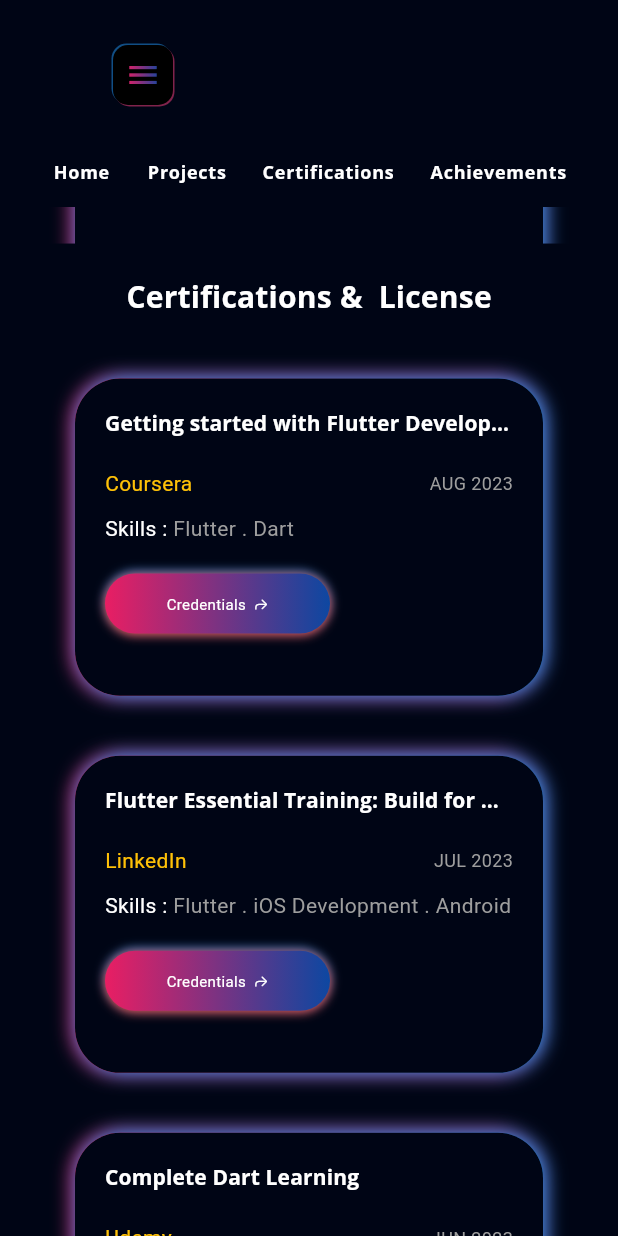
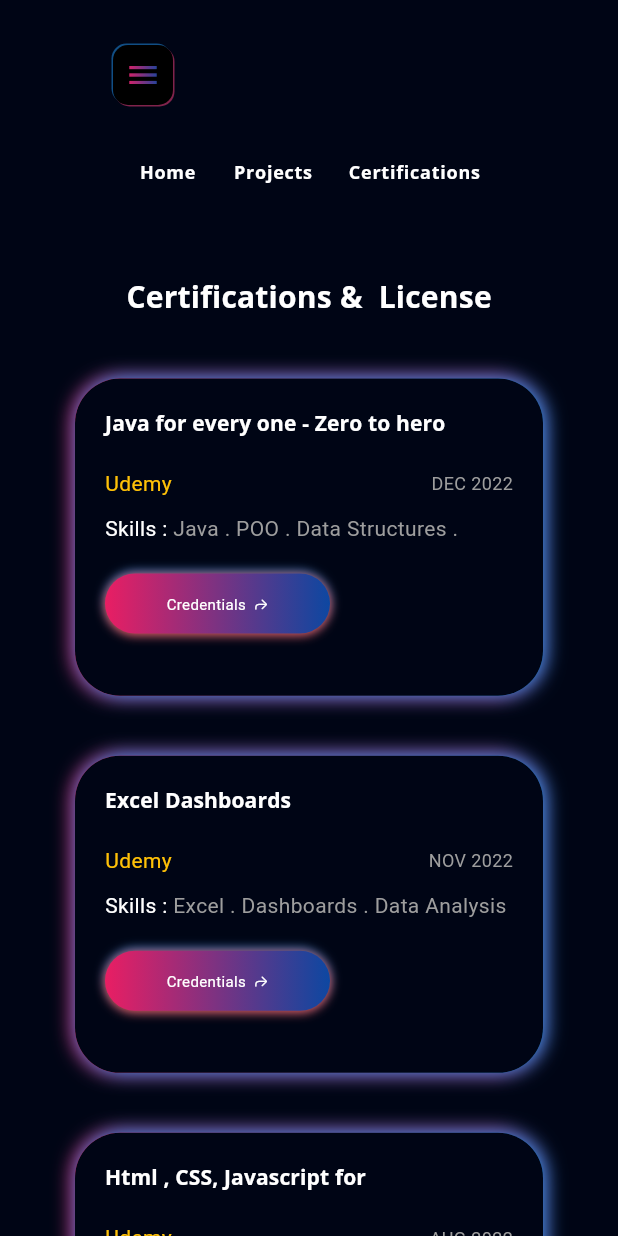
Before and after one commit to oualidrouabah/my-portfolio, a Flutter app: the screen it shows after launch, scrolled down 1152 dp, on a phone screen of 412 x 824 dp. Run offline on Flutter 3.47's test engine with Material 3 defaults, Android fonts, the phone set to English and light mode, and no system bars; our stand-ins replace flutter_svg, font_awesome_flutter, get, google_fonts, photo_view.

Commit message:
change colors and add project and cert

```diff
--- a/lib/model/certificate_model.dart
+++ b/lib/model/certificate_model.dart
@@ -16,89 +16,31 @@
 
 List<CertificateModel> certificateList = [
   CertificateModel(
-    name: 'Getting started with Flutter Development',
-    organization: 'Coursera',
-    date: 'AUG 2023',
-    skills: 'Flutter . Dart',
-    credential:  'https://www.coursera.org/account/accomplishments/certificate/HQ4LFHSF4LKZ',
+    name: 'Java for every one - Zero to hero',
+    organization: 'Udemy',
+    date: 'DEC 2022',
+    skills: 'Java . POO . Data Structures . Algorithms',
+    credential:  'https://drive.google.com/file/d/12fAV0y0JS7L6faV1ZY6g0gmM2SZ1W_HM/view?usp=sharing',
   ),
   CertificateModel(
-    name: 'Flutter Essential Training: Build for Multiple Platforms',
-    organization: 'LinkedIn',
-    date: 'JUL 2023',
-    skills: 'Flutter . iOS Development . Android Development',
-    credential:  'https://www.linkedin.com/learning/certificates/450fc4e2f495726aea50a067caf586869ccf0cb92ebcc5a4c7b5648a95754a8f',
+    name: 'Excel Dashboards',
+    organization: 'Udemy',
+    date: 'NOV 2022',
+    skills: 'Excel . Dashboards . Data Analysis',
+    credential:  'https://drive.google.com/file/d/1L4PxFZBTJVWcBQXtMhDYHGPoacI8ITZ9/view?usp=sharing',
   ),
   CertificateModel(
-    name: 'Complete Dart Learning',
+    name: 'Html , CSS, Javascript for',
     organization: 'Udemy',
-    date: 'JUN 2023',
-    skills: 'Flutter . Dart . Programming',
-    credential:  'https://www.udemy.com/certificate/UC-5b01c756-0d20-4342-94e6-9d5860d1c95e/',
+    date: 'AUG 2022',
+    skills: 'HTML . CSS . JavaScript . Web Development',
+    credential:  'https://drive.google.com/file/d/1Q6rRTByzz-1--1qNFGDyOS6MSru8-IiI/view?usp=sharing',
   ),
   CertificateModel(
-    name: 'Flutter REST Movie App',
-    organization: 'Udemy',
-    date: 'AUG 2023',
-    skills: 'Flutter . Rest API\'s . Cloud',
-    credential:  'https://www.udemy.com/certificate/UC-22efc7ca-3df5-4f26-8025-4a1bd2672f19/',
+    name: '3.6 coding compitition (winners)',
+    organization: 'hns-re2sd Batna',
+    date: 'DEC 2022',
+    skills: 'Flutter . Clean Architecture . Django',
+    credential:  'https://drive.google.com/file/d/1zBvPsmwj0P2IVd_15Dii3ZIcWG7y5Qi4/view?usp=sharing',
   ),
-  CertificateModel(
-    name: 'Modularizing and Organizing Flutter Code',
-    organization: 'LinkedIn',
-    date: 'JUL 2023',
-    skills: 'Flutter . Clean Architecture',
-    credential:  'https://www.linkedin.com/learning/certificates/686276fa42629d4f1291da79ea46bfde0222954b60297a2e728c770768f23407',
-  ),
-  CertificateModel(
-    name: 'Powering Your App with Live Web Data',
-    organization: 'LinkedIn',
-    date: 'JUL 2023',
-    skills: 'Flutter . Dart . Firebase . API\'s',
-    credential:  'https://www.linkedin.com/learning/certificates/643f05463ae529f24bd9ea66a6ead9a20469bdb875a9ddda048c698eda3ee7c1',
-  ),
-  CertificateModel(
-    name: 'Firebase Cloud Firestore',
-    organization: 'LinkedIn',
-    date: 'JUL 2023',
-    skills: 'Flutter . Dart . Firebase . FireStore',
-    credential:  'https://www.linkedin.com/learning/certificates/8f8be25531d2bcdbab1972482150277f9a239a13ba4d314c0574638bf28d07d2',
-  ),
-  CertificateModel(
-    name: 'Android App Security',
-    organization: 'LinkedIn',
-    date: 'JUL 2023',
-    skills: 'Pentesting . Android App',
-    credential:  'https://www.linkedin.com/learning/certificates/1c6581b35d06edfbd6275d09e84b068e813880bf7d217b703716962d7aca3518',
-  ),
-  CertificateModel(
-    name: 'Foundations of Cybersecurity',
-    organization: 'Grow with Google on Coursera',
-    date: 'JUL 2023',
-    skills: 'Ethical Hacking . Linux . Cyber Security ',
-    credential:  'https://coursera.org/share/67e5cb0dd7c478f1d7ec81079c3a40b8',
-  ),
-  CertificateModel(
-    name: 'HTML, CSS, and Javascript for Web Developers',
-    organization: 'JUL Coursera',
-    date: 'JUL 2023',
-    skills: 'HTML . CSS . JS . Web Development',
-    credential:  'https://coursera.org/share/67e5cb0dd7c478f1d7ec81079c3a40b8',
-  ),
-  CertificateModel(
-    name: 'Network Defense Essentials (NDE)',
-    organization: 'EC-Council',
-    date: 'JUL 2023',
-    skills: 'Cyber Security . Networking ',
-    credential:  'https://codered.eccouncil.org/certificate/43a2d2a7-40ed-4230-9e65-a9aa0935e651?logged=false',
-  ),
-
-
-
-
-
-
-
-
-
 ];
--- a/lib/model/project_model.dart
+++ b/lib/model/project_model.dart
@@ -8,50 +8,15 @@
 
 List<Project> projectList = [
   Project(
-    'Coffee Application',
-    'Presenting "Coffee" - a Flutter UI application that invites you to indulge in a delightful coffee adventure. Immerse yourself in the world of rich aroma and flavor as you browse through an exquisite selection of specialty coffees. With a user-friendly interface, exploring different blends and discovering their unique details becomes a delightful experience.',
-    'assets/images/coffee.png',
-    'https://github.com/Hamad-Anwar/Coffe-Shop-Beautifull-UI',
+    'Medication search Application',
+    'Application that allow you to search medication from various pharmacies in the area',
+    'assets/images/',
+    '',
   ),
   Project(
-    'Car Controller Application UI',
-    'Car Control Dashboard is a user-friendly mobile application built using Flutter and powered by GetX for efficient state management. Enjoy a modern and intuitive design that adapts to various screen sizes, Interact with dynamic car controls, including speed, steering, and temperature. Realistic animations enhance the visual appeal, making it feel like you are controlling a real car!',
-    'assets/images/car.png',
-    'https://github.com/Hamad-Anwar/Car-Controller-Getx-Flutter',
+    'Chicken AI',
+    'application that allow you to detect poultry diseases from fecal samples',
+    'assets/images/',
+    '',
   ),
-  Project(
-      'Neumorphic Clockify',
-      'Neumorphic TimeKit is an open-source project that brings together the elegance of a beautifully designed alarm system, an analog clock with a neumorphic touch, and a feature-rich stopwatch. Whether you\'re looking for a functional alarm tool, a stylish desktop clock, or a precise stopwatch, TimeKit has you covered.',
-      'assets/images/alarm.jpg',
-      'https://github.com/Hamad-Anwar/Neumorphic-Analog-Clockify'),
-  Project(
-      'CUI Aider',
-      'CUI AIDER is an extraordinary application that brings together augmented reality (AR), a robust student portal, intuitive class management, and a comprehensive GPA system, providing an all-encompassing solution for students.Using AR technology, CUI AIDER offers an immersive experience, allowing users to explore the complete university campus virtually. Through AR, students can visualize buildings, navigate with interactive directions, and gain a better understanding of their surroundings.',
-      'assets/images/cui.png',
-      'https://github.com/Hamad-Anwar/'),
-  Project(
-      'Flutter Music Streaming Application',
-      'A Flutter music streaming application that allows users to play audio files from local storage. The app features a beautiful neumorphic UI design and provides a smooth user experience for browsing and playing music.',
-      'assets/images/player.png',
-      'https://github.com/Hamad-Anwar/Neumorphic-Music_Player-Flutter'),
-  Project(
-      'Food Recipe App',
-      'This repository contains a Flutter implementation of a Food Recipe app with a captivating introduction section and impressive animations. It also features a signup and signin page with animations, elegantly presented on a bottom sheet.',
-      'assets/images/recipe.png',
-      'https://github.com/Hamad-Anwar/Food-Recipe-App-Flutter'),
-  Project(
-      'Task Sync Pro',
-      'Welcome to the Beautiful Task Scheduler App repository! This Flutter-based task management application combines elegant design with a robust backend, ensuring a seamless and organized task management experience. From stunning UI to real-time synchronization, this app has you covered.',
-      'assets/images/task.png',
-      'https://github.com/Hamad-Anwar/Task-Sync-Pro-Flutter'),
-  Project(
-      'Flutter Chat Application with Firebase',
-      'Welcome to our innovative Flutter chat application! This feature-rich messaging platform allows users to connect and communicate seamlessly through text and images. The app is built using Flutter for the frontend and integrates with Firebase for backend services, including authentication, real-time database, and storage.',
-      'assets/images/chat.png',
-      'https://github.com/Hamad-Anwar/Messenger-App-Backend-Firebase'),
-  Project(
-      'Doctor Appointment Application',
-      'Introducing the extraordinary "Doctor Appointment System" - a state-of-the-art Flutter UI application that redefines healthcare accessibility and efficiency. Seamlessly crafted, this app empowers users to effortlessly select doctors based on categories, engage in smooth messaging, and access detailed profiles.',
-      'assets/images/doctor.png',
-      'https://github.com/Hamad-Anwar/Doctor-Appointment-Application-UI'),
 ];
--- a/lib/view/intro/components/animated_texts_componenets.dart
+++ b/lib/view/intro/components/animated_texts_componenets.dart
@@ -11,8 +11,7 @@
   @override
   AnimatedImageContainerState createState() => AnimatedImageContainerState();
 }
-class AnimatedImageContainerState extends State<AnimatedImageContainer>
-    with SingleTickerProviderStateMixin {
+class AnimatedImageContainerState extends State<AnimatedImageContainer> with SingleTickerProviderStateMixin {
   late AnimationController _controller;
   @override
   void initState() {
--- a/lib/view/intro/components/description_text.dart
+++ b/lib/view/intro/components/description_text.dart
@@ -14,7 +14,7 @@
       duration: const Duration(milliseconds: 200),
       builder: (context, value, child) {
         return Text(
-          'I\'m capable of creating excellent mobile apps, handling${Responsive.isLargeMobile(context) ? '\n' : ''} every step from ${!Responsive.isLargeMobile(context) ? '\n' : ''}concept to deployment.',
+          'A software engineer, ${Responsive.isLargeMobile(context) ? '\n' : '\n'}Specializes in computer systems,${Responsive.isLargeMobile(context) ? '\n' : ' '} algorithms, and full-stack application mobile development.',
           maxLines: 2,
           overflow: TextOverflow.ellipsis,
           style: TextStyle(color: Colors.grey, wordSpacing: 2, fontSize: value),
--- a/lib/view/intro/components/download_button.dart
+++ b/lib/view/intro/components/download_button.dart
@@ -10,7 +10,7 @@
   Widget build(BuildContext context) {
     return InkWell(
       onTap: () {
-        launchUrl(Uri.parse(''));
+        launchUrl(Uri.parse('https://drive.google.com/file/d/1BO8TV_ILLDKNi-fcs1Ek8rN5cocQktRf/view?usp=sharing'));
       },
       child: Container(
         alignment: Alignment.center,
--- a/lib/view/main/components/navigation_button_list.dart
+++ b/lib/view/main/components/navigation_button_list.dart
@@ -1,6 +1,5 @@
 import 'package:flutter/material.dart';
 import 'package:flutter_portfolio/view%20model/controller.dart';
-import 'package:flutter_portfolio/view%20model/responsive.dart';
 
 import 'navigation_button.dart';
 
@@ -14,10 +13,10 @@
         child: Row(
           children: [
             NavigationTextButton(onTap: () {controller.animateToPage(0, duration: const Duration(milliseconds: 500), curve: Curves.easeIn);}, text: 'Home'),
-           if(!Responsive.isLargeMobile(context)) NavigationTextButton(onTap: () {}, text: 'About Me'),
+           //if(!Responsive.isLargeMobile(context)) NavigationTextButton(onTap: () {}, text: 'About Me'),
             NavigationTextButton(onTap: () {controller.animateToPage(1, duration: const Duration(milliseconds: 500), curve: Curves.easeIn);}, text: 'Projects'),
             NavigationTextButton(onTap: () {controller.animateToPage(2, duration: const Duration(milliseconds: 500), curve: Curves.easeIn);}, text: 'Certifications'),
-            NavigationTextButton(onTap: () {}, text: 'Achievements'),
+            //NavigationTextButton(onTap: () {}, text: 'Achievements'),
           ],
         ),
       );
--- a/lib/view/projects/components/project_deatail.dart
+++ b/lib/view/projects/components/project_deatail.dart
@@ -10,26 +10,51 @@
   const ProjectDetail({super.key, required this.index});
   @override
   Widget build(BuildContext context) {
-    var size=MediaQuery.sizeOf(context);
+    var size = MediaQuery.sizeOf(context);
     return Column(
       crossAxisAlignment: CrossAxisAlignment.start,
       children: [
-        Align(alignment: Alignment.topCenter,child: Text(
-          projectList[index].name,
-          style: Theme.of(context)
-              .textTheme
-              .headlineSmall!
-              .copyWith(
-              color: Colors.white,
-              fontWeight: FontWeight.bold),
-          maxLines: 1,
+        Align(
+          alignment: Alignment.topCenter,
+          child: Text(
+            projectList[index].name,
+            style: Theme.of(context)
+                .textTheme
+                .headlineSmall!
+                .copyWith(color: Colors.white, fontWeight: FontWeight.bold),
+            maxLines: 1,
+            overflow: TextOverflow.ellipsis,
+          ),
+        ),
+        Responsive.isMobile(context)
+            ? const SizedBox(
+                height: defaultPadding / 2,
+              )
+            : const SizedBox(
+                height: defaultPadding,
+              ),
+        Expanded(
+            child: Text(
+          projectList[index].description,
+          style: const TextStyle(color: Colors.grey, height: 1.5),
+          maxLines: size.width > 700 && size.width < 750
+              ? 3
+              : size.width < 470
+                  ? 2
+                  : size.width > 600 && size.width < 700
+                      ? 6
+                      : size.width > 900 && size.width < 1060
+                          ? 6
+                          : 4,
           overflow: TextOverflow.ellipsis,
-        ),),
-        Responsive.isMobile(context) ?  const SizedBox(height: defaultPadding/2,) : const SizedBox(height: defaultPadding,),
-        Text(projectList[index].description,style: const TextStyle(color: Colors.grey,height: 1.5),maxLines: size.width>700 && size.width< 750 ? 3:  size.width<470  ? 2  : size.width>600 && size.width<700 ?     6:  size.width>900 && size.width <1060 ? 6: 4 ,overflow: TextOverflow.ellipsis,),
+        )),
         const Spacer(),
-        ProjectLinks(index: index,),
-        const SizedBox(height: defaultPadding/2,),
+        ProjectLinks(
+          index: index,
+        ),
+        const SizedBox(
+          height: defaultPadding / 2,
+        ),
       ],
     );
   }
```
Also changed, not shown: lib/view/projects/components/image_viewer.dart (+5 -7 lines), 1 other file.
